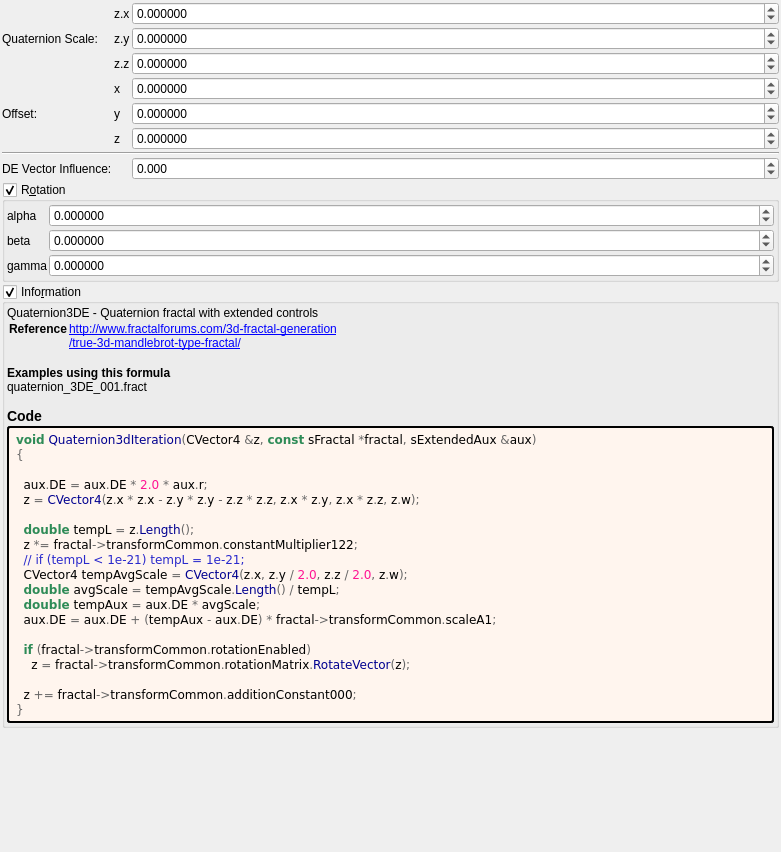
Qt form mandelbulber2/formula/ui/quaternion3d.ui (buddhi1980/mandelbulber2) before a commit.
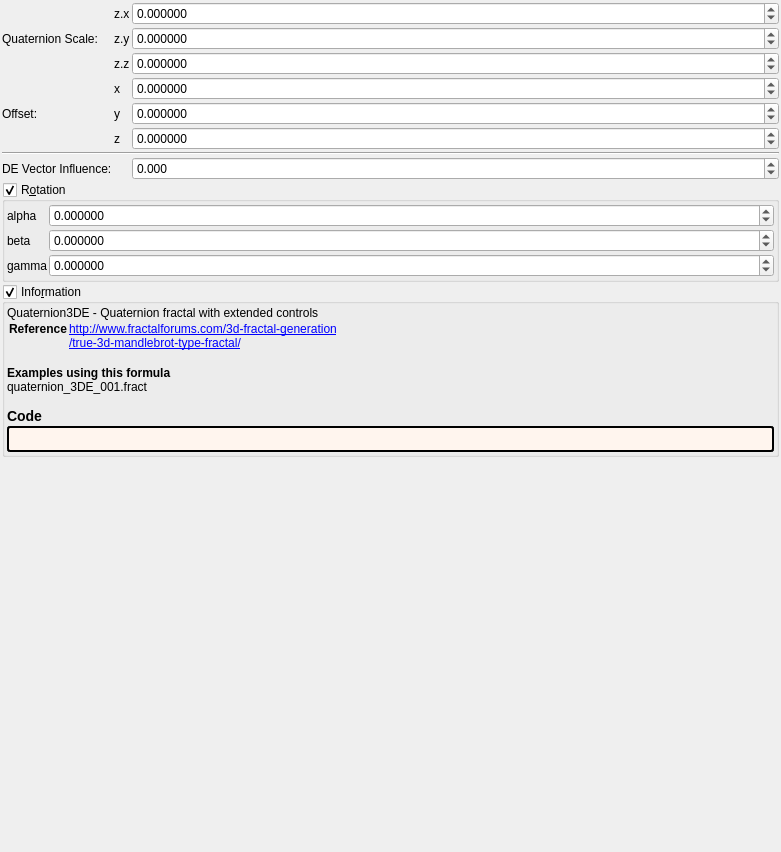
The same form after that commit. Custom widgets are drawn as their Qt base class.

Diff of the .ui file:
```diff
--- a/mandelbulber2/formula/ui/quaternion3d.ui
+++ b/mandelbulber2/formula/ui/quaternion3d.ui
@@ -498,28 +498,7 @@
          <string notr="true">border-style: outset; border-width: 2px; border-radius: 3px; border-color: black; background-color: #fff5ee; padding: 4px;</string>
         </property>
         <property name="text">
-         <string notr="true">&lt;body style=&quot;background-color:#fff5ee&quot;&gt;
-&lt;pre style=&quot;color:#000000; background-color:#fff5ee;  font-family:'Courier New',monospace;&quot;&gt;&lt;span style=&quot;color:#2e8b57; font-weight:bold&quot;&gt;void&lt;/span&gt; &lt;span style=&quot;color:#00008f&quot;&gt;Quaternion3dIteration&lt;/span&gt;&lt;span style=&quot;color:#676767&quot;&gt;(&lt;/span&gt;CVector4 &lt;span style=&quot;color:#676767&quot;&gt;&amp;amp;&lt;/span&gt;z&lt;span style=&quot;color:#676767&quot;&gt;,&lt;/span&gt; &lt;span style=&quot;color:#2e8b57; font-weight:bold&quot;&gt;const&lt;/span&gt; sFractal &lt;span style=&quot;color:#676767&quot;&gt;*&lt;/span&gt;fractal&lt;span style=&quot;color:#676767&quot;&gt;,&lt;/span&gt; sExtendedAux &lt;span style=&quot;color:#676767&quot;&gt;&amp;amp;&lt;/span&gt;aux&lt;span style=&quot;color:#676767&quot;&gt;)&lt;/span&gt;
-&lt;span style=&quot;color:#676767&quot;&gt;{&lt;/span&gt;
-
-  aux&lt;span style=&quot;color:#676767&quot;&gt;.&lt;/span&gt;DE &lt;span style=&quot;color:#676767&quot;&gt;=&lt;/span&gt; aux&lt;span style=&quot;color:#676767&quot;&gt;.&lt;/span&gt;DE &lt;span style=&quot;color:#676767&quot;&gt;*&lt;/span&gt; &lt;span style=&quot;color:#ff1493&quot;&gt;2.0&lt;/span&gt; &lt;span style=&quot;color:#676767&quot;&gt;*&lt;/span&gt; aux&lt;span style=&quot;color:#676767&quot;&gt;.&lt;/span&gt;r&lt;span style=&quot;color:#676767&quot;&gt;;&lt;/span&gt;
-  z &lt;span style=&quot;color:#676767&quot;&gt;=&lt;/span&gt; &lt;span style=&quot;color:#00008f&quot;&gt;CVector4&lt;/span&gt;&lt;span style=&quot;color:#676767&quot;&gt;(&lt;/span&gt;z&lt;span style=&quot;color:#676767&quot;&gt;.&lt;/span&gt;x &lt;span style=&quot;color:#676767&quot;&gt;*&lt;/span&gt; z&lt;span style=&quot;color:#676767&quot;&gt;.&lt;/span&gt;x &lt;span style=&quot;color:#676767&quot;&gt;-&lt;/span&gt; z&lt;span style=&quot;color:#676767&quot;&gt;.&lt;/span&gt;y &lt;span style=&quot;color:#676767&quot;&gt;*&lt;/span&gt; z&lt;span style=&quot;color:#676767&quot;&gt;.&lt;/span&gt;y &lt;span style=&quot;color:#676767&quot;&gt;-&lt;/span&gt; z&lt;span style=&quot;color:#676767&quot;&gt;.&lt;/span&gt;z &lt;span style=&quot;color:#676767&quot;&gt;*&lt;/span&gt; z&lt;span style=&quot;color:#676767&quot;&gt;.&lt;/span&gt;z&lt;span style=&quot;color:#676767&quot;&gt;,&lt;/span&gt; z&lt;span style=&quot;color:#676767&quot;&gt;.&lt;/span&gt;x &lt;span style=&quot;color:#676767&quot;&gt;*&lt;/span&gt; z&lt;span style=&quot;color:#676767&quot;&gt;.&lt;/span&gt;y&lt;span style=&quot;color:#676767&quot;&gt;,&lt;/span&gt; z&lt;span style=&quot;color:#676767&quot;&gt;.&lt;/span&gt;x &lt;span style=&quot;color:#676767&quot;&gt;*&lt;/span&gt; z&lt;span style=&quot;color:#676767&quot;&gt;.&lt;/span&gt;z&lt;span style=&quot;color:#676767&quot;&gt;,&lt;/span&gt; z&lt;span style=&quot;color:#676767&quot;&gt;.&lt;/span&gt;w&lt;span style=&quot;color:#676767&quot;&gt;);&lt;/span&gt;
-
-  &lt;span style=&quot;color:#2e8b57; font-weight:bold&quot;&gt;double&lt;/span&gt; tempL &lt;span style=&quot;color:#676767&quot;&gt;=&lt;/span&gt; z&lt;span style=&quot;color:#676767&quot;&gt;.&lt;/span&gt;&lt;span style=&quot;color:#00008f&quot;&gt;Length&lt;/span&gt;&lt;span style=&quot;color:#676767&quot;&gt;();&lt;/span&gt;
-  z &lt;span style=&quot;color:#676767&quot;&gt;*=&lt;/span&gt; fractal&lt;span style=&quot;color:#676767&quot;&gt;-&amp;gt;&lt;/span&gt;transformCommon&lt;span style=&quot;color:#676767&quot;&gt;.&lt;/span&gt;constantMultiplier122&lt;span style=&quot;color:#676767&quot;&gt;;&lt;/span&gt;
-  &lt;span style=&quot;color:#2929cc&quot;&gt;// if (tempL &amp;lt; 1e-21) tempL = 1e-21;&lt;/span&gt;
-  CVector4 tempAvgScale &lt;span style=&quot;color:#676767&quot;&gt;=&lt;/span&gt; &lt;span style=&quot;color:#00008f&quot;&gt;CVector4&lt;/span&gt;&lt;span style=&quot;color:#676767&quot;&gt;(&lt;/span&gt;z&lt;span style=&quot;color:#676767&quot;&gt;.&lt;/span&gt;x&lt;span style=&quot;color:#676767&quot;&gt;,&lt;/span&gt; z&lt;span style=&quot;color:#676767&quot;&gt;.&lt;/span&gt;y &lt;span style=&quot;color:#676767&quot;&gt;/&lt;/span&gt; &lt;span style=&quot;color:#ff1493&quot;&gt;2.0&lt;/span&gt;&lt;span style=&quot;color:#676767&quot;&gt;,&lt;/span&gt; z&lt;span style=&quot;color:#676767&quot;&gt;.&lt;/span&gt;z &lt;span style=&quot;color:#676767&quot;&gt;/&lt;/span&gt; &lt;span style=&quot;color:#ff1493&quot;&gt;2.0&lt;/span&gt;&lt;span style=&quot;color:#676767&quot;&gt;,&lt;/span&gt; z&lt;span style=&quot;color:#676767&quot;&gt;.&lt;/span&gt;w&lt;span style=&quot;color:#676767&quot;&gt;);&lt;/span&gt;
-  &lt;span style=&quot;color:#2e8b57; font-weight:bold&quot;&gt;double&lt;/span&gt; avgScale &lt;span style=&quot;color:#676767&quot;&gt;=&lt;/span&gt; tempAvgScale&lt;span style=&quot;color:#676767&quot;&gt;.&lt;/span&gt;&lt;span style=&quot;color:#00008f&quot;&gt;Length&lt;/span&gt;&lt;span style=&quot;color:#676767&quot;&gt;() /&lt;/span&gt; tempL&lt;span style=&quot;color:#676767&quot;&gt;;&lt;/span&gt;
-  &lt;span style=&quot;color:#2e8b57; font-weight:bold&quot;&gt;double&lt;/span&gt; tempAux &lt;span style=&quot;color:#676767&quot;&gt;=&lt;/span&gt; aux&lt;span style=&quot;color:#676767&quot;&gt;.&lt;/span&gt;DE &lt;span style=&quot;color:#676767&quot;&gt;*&lt;/span&gt; avgScale&lt;span style=&quot;color:#676767&quot;&gt;;&lt;/span&gt;
-  aux&lt;span style=&quot;color:#676767&quot;&gt;.&lt;/span&gt;DE &lt;span style=&quot;color:#676767&quot;&gt;=&lt;/span&gt; aux&lt;span style=&quot;color:#676767&quot;&gt;.&lt;/span&gt;DE &lt;span style=&quot;color:#676767&quot;&gt;+ (&lt;/span&gt;tempAux &lt;span style=&quot;color:#676767&quot;&gt;-&lt;/span&gt; aux&lt;span style=&quot;color:#676767&quot;&gt;.&lt;/span&gt;DE&lt;span style=&quot;color:#676767&quot;&gt;) *&lt;/span&gt; fractal&lt;span style=&quot;color:#676767&quot;&gt;-&amp;gt;&lt;/span&gt;transformCommon&lt;span style=&quot;color:#676767&quot;&gt;.&lt;/span&gt;scaleA1&lt;span style=&quot;color:#676767&quot;&gt;;&lt;/span&gt;
-
-  &lt;span style=&quot;color:#2e8b57; font-weight:bold&quot;&gt;if&lt;/span&gt; &lt;span style=&quot;color:#676767&quot;&gt;(&lt;/span&gt;fractal&lt;span style=&quot;color:#676767&quot;&gt;-&amp;gt;&lt;/span&gt;transformCommon&lt;span style=&quot;color:#676767&quot;&gt;.&lt;/span&gt;rotationEnabled&lt;span style=&quot;color:#676767&quot;&gt;)&lt;/span&gt;
-    z &lt;span style=&quot;color:#676767&quot;&gt;=&lt;/span&gt; fractal&lt;span style=&quot;color:#676767&quot;&gt;-&amp;gt;&lt;/span&gt;transformCommon&lt;span style=&quot;color:#676767&quot;&gt;.&lt;/span&gt;rotationMatrix&lt;span style=&quot;color:#676767&quot;&gt;.&lt;/span&gt;&lt;span style=&quot;color:#00008f&quot;&gt;RotateVector&lt;/span&gt;&lt;span style=&quot;color:#676767&quot;&gt;(&lt;/span&gt;z&lt;span style=&quot;color:#676767&quot;&gt;);&lt;/span&gt;
-
-  z &lt;span style=&quot;color:#676767&quot;&gt;+=&lt;/span&gt; fractal&lt;span style=&quot;color:#676767&quot;&gt;-&amp;gt;&lt;/span&gt;transformCommon&lt;span style=&quot;color:#676767&quot;&gt;.&lt;/span&gt;additionConstant000&lt;span style=&quot;color:#676767&quot;&gt;;&lt;/span&gt;
-&lt;span style=&quot;color:#676767&quot;&gt;}&lt;/span&gt;
-&lt;/pre&gt;
-&lt;/body&gt;</string>
+         <string notr="true"></string>
         </property>
         <property name="wordWrap">
          <bool>true</bool>
```
